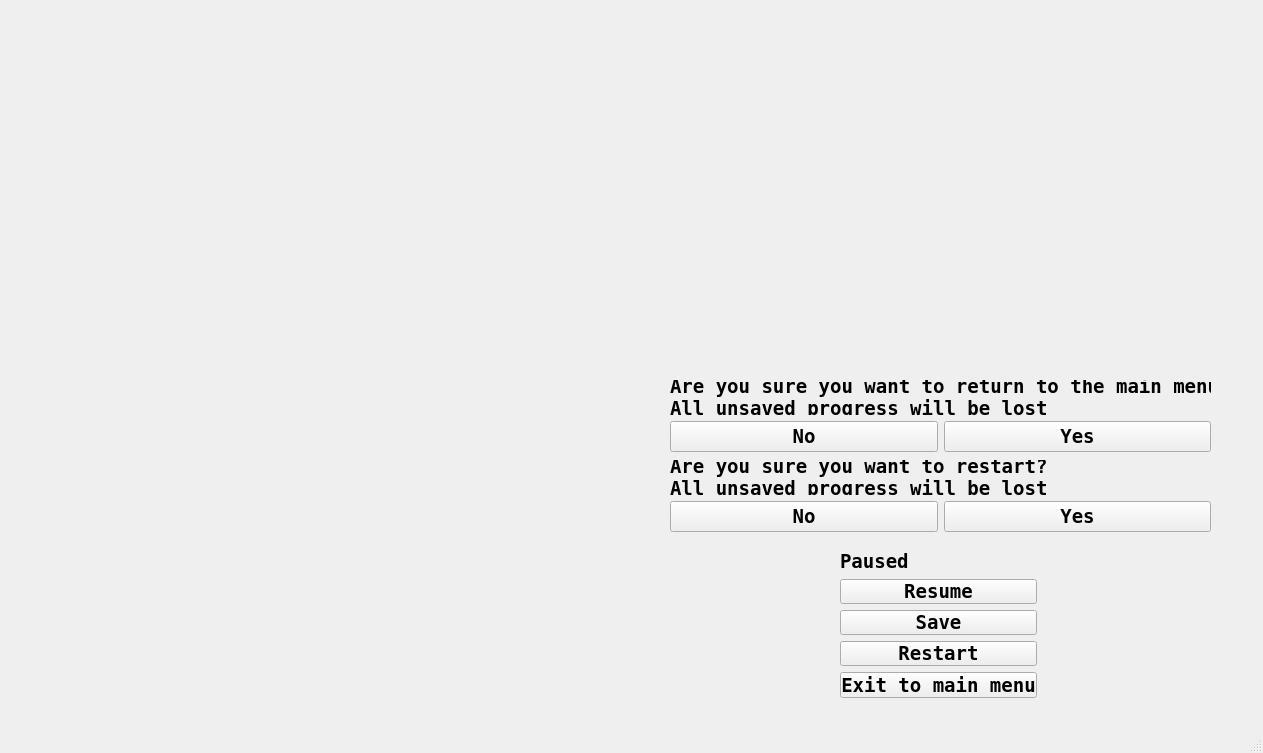
Old version of the form pausemenu.ui in the repository juanvergara3/Projec_Abyss.
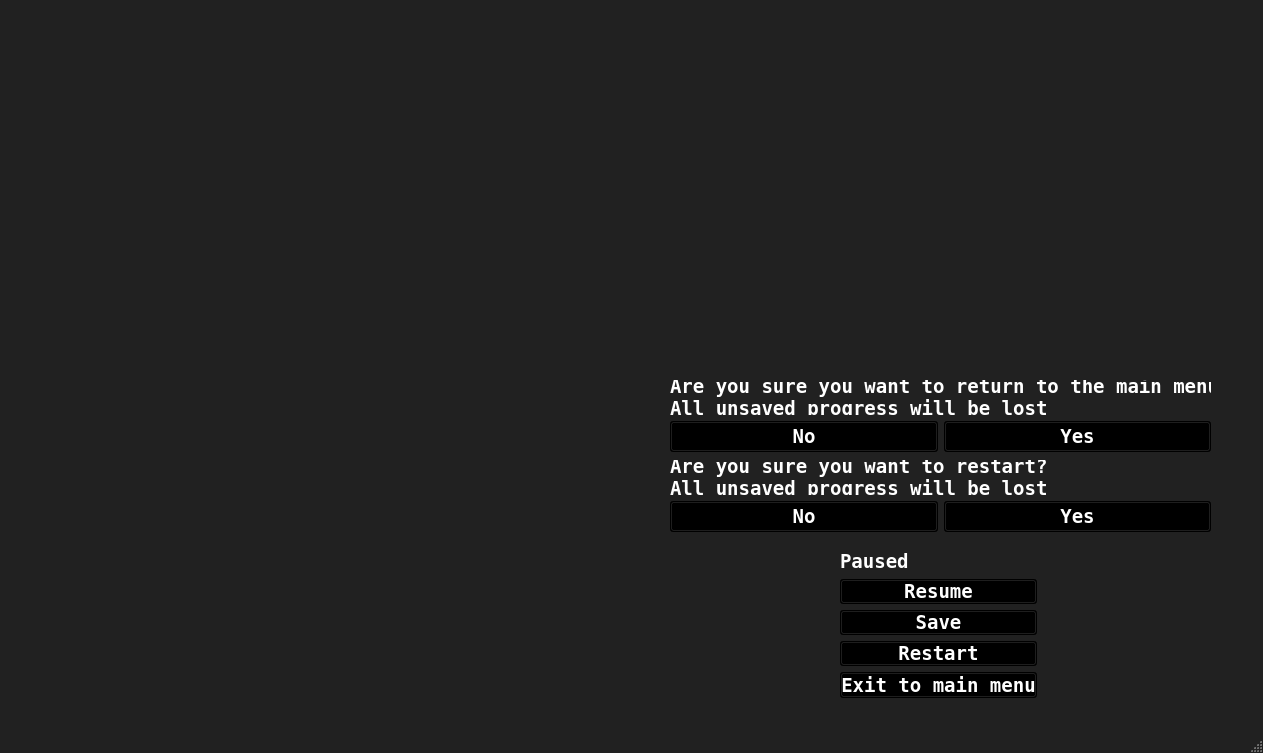
New version of the form. Icons and pictures are not drawn.

```diff
--- a/pausemenu.ui
+++ b/pausemenu.ui
@@ -10,11 +10,399 @@
     <height>753</height>
    </rect>
   </property>
+  <property name="palette">
+   <palette>
+    <active>
+     <colorrole role="WindowText">
+      <brush brushstyle="SolidPattern">
+       <color alpha="255">
+        <red>255</red>
+        <green>255</green>
+        <blue>255</blue>
+       </color>
+      </brush>
+     </colorrole>
+     <colorrole role="Button">
+      <brush brushstyle="SolidPattern">
+       <color alpha="255">
+        <red>0</red>
+        <green>0</green>
+        <blue>0</blue>
+       </color>
+      </brush>
+     </colorrole>
+     <colorrole role="Light">
+      <brush brushstyle="SolidPattern">
+       <color alpha="255">
+        <red>33</red>
+        <green>33</green>
+        <blue>33</blue>
+       </color>
+      </brush>
+     </colorrole>
+     <colorrole role="Midlight">
+      <brush brushstyle="SolidPattern">
+       <color alpha="255">
+        <red>33</red>
+        <green>33</green>
+        <blue>33</blue>
+       </color>
+      </brush>
+     </colorrole>
+     <colorrole role="Dark">
+      <brush brushstyle="SolidPattern">
+       <color alpha="255">
+        <red>33</red>
+        <green>33</green>
+        <blue>33</blue>
+       </color>
+      </brush>
+     </colorrole>
+     <colorrole role="Mid">
+      <brush brushstyle="SolidPattern">
+       <color alpha="255">
+        <red>33</red>
+        <green>33</green>
+        <blue>33</blue>
+       </color>
+      </brush>
+     </colorrole>
+     <colorrole role="Text">
+      <brush brushstyle="SolidPattern">
+       <color alpha="255">
+        <red>255</red>
+        <green>255</green>
+        <blue>255</blue>
+       </color>
+      </brush>
+     </colorrole>
+     <colorrole role="ButtonText">
+      <brush brushstyle="SolidPattern">
+       <color alpha="255">
+        <red>255</red>
+        <green>255</green>
+        <blue>255</blue>
+       </color>
+      </brush>
+     </colorrole>
+     <colorrole role="Base">
+      <brush brushstyle="SolidPattern">
+       <color alpha="255">
+        <red>33</red>
+        <green>33</green>
+        <blue>33</blue>
+       </color>
+      </brush>
+     </colorrole>
+     <colorrole role="Window">
+      <brush brushstyle="SolidPattern">
+       <color alpha="255">
+        <red>33</red>
+        <green>33</green>
+        <blue>33</blue>
+       </color>
+      </brush>
+     </colorrole>
+     <colorrole role="Shadow">
+      <brush brushstyle="SolidPattern">
+       <color alpha="255">
+        <red>33</red>
+        <green>33</green>
+        <blue>33</blue>
+       </color>
+      </brush>
+     </colorrole>
+     <colorrole role="AlternateBase">
+      <brush brushstyle="SolidPattern">
+       <color alpha="255">
+        <red>33</red>
+        <green>33</green>
+        <blue>33</blue>
+       </color>
+      </brush>
+     </colorrole>
+     <colorrole role="NoRole">
+      <brush brushstyle="SolidPattern">
+       <color alpha="255">
+        <red>33</red>
+        <green>33</green>
+        <blue>33</blue>
+       </color>
+      </brush>
+     </colorrole>
+     <colorrole role="PlaceholderText">
+      <brush brushstyle="SolidPattern">
+       <color alpha="128">
+        <red>255</red>
+        <green>255</green>
+        <blue>255</blue>
+       </color>
+      </brush>
+     </colorrole>
+    </active>
+    <inactive>
+     <colorrole role="WindowText">
+      <brush brushstyle="SolidPattern">
+       <color alpha="255">
+        <red>255</red>
+        <green>255</green>
+        <blue>255</blue>
+       </color>
+      </brush>
+     </colorrole>
+     <colorrole role="Button">
+      <brush brushstyle="SolidPattern">
+       <color alpha="255">
+        <red>0</red>
+        <green>0</green>
+        <blue>0</blue>
+       </color>
+      </brush>
+     </colorrole>
+     <colorrole role="Light">
+      <brush brushstyle="SolidPattern">
+       <color alpha="255">
+        <red>33</red>
+        <green>33</green>
+        <blue>33</blue>
+       </color>
+      </brush>
+     </colorrole>
+     <colorrole role="Midlight">
+      <brush brushstyle="SolidPattern">
+       <color alpha="255">
+        <red>33</red>
+        <green>33</green>
+        <blue>33</blue>
+       </color>
+      </brush>
+     </colorrole>
+     <colorrole role="Dark">
+      <brush brushstyle="SolidPattern">
+       <color alpha="255">
+        <red>33</red>
+        <green>33</green>
+        <blue>33</blue>
+       </color>
+      </brush>
+     </colorrole>
+     <colorrole role="Mid">
+      <brush brushstyle="SolidPattern">
+       <color alpha="255">
+        <red>33</red>
+        <green>33</green>
+        <blue>33</blue>
+       </color>
+      </brush>
+     </colorrole>
+     <colorrole role="Text">
+      <brush brushstyle="SolidPattern">
+       <color alpha="255">
+        <red>255</red>
+        <green>255</green>
+        <blue>255</blue>
+       </color>
+      </brush>
+     </colorrole>
+     <colorrole role="ButtonText">
+      <brush brushstyle="SolidPattern">
+       <color alpha="255">
+        <red>255</red>
+        <green>255</green>
+        <blue>255</blue>
+       </color>
+      </brush>
+     </colorrole>
+     <colorrole role="Base">
+      <brush brushstyle="SolidPattern">
+       <color alpha="255">
+        <red>33</red>
+        <green>33</green>
+        <blue>33</blue>
+       </color>
+      </brush>
+     </colorrole>
+     <colorrole role="Window">
+      <brush brushstyle="SolidPattern">
+       <color alpha="255">
+        <red>33</red>
+        <green>33</green>
+        <blue>33</blue>
+       </color>
+      </brush>
+     </colorrole>
+     <colorrole role="Shadow">
+      <brush brushstyle="SolidPattern">
+       <color alpha="255">
+        <red>33</red>
+        <green>33</green>
+        <blue>33</blue>
+       </color>
+      </brush>
+     </colorrole>
+     <colorrole role="AlternateBase">
+      <brush brushstyle="SolidPattern">
+       <color alpha="255">
+        <red>33</red>
+        <green>33</green>
+        <blue>33</blue>
+       </color>
+      </brush>
+     </colorrole>
+     <colorrole role="NoRole">
+      <brush brushstyle="SolidPattern">
+       <color alpha="255">
+        <red>33</red>
+        <green>33</green>
+        <blue>33</blue>
+       </color>
+      </brush>
+     </colorrole>
+     <colorrole role="PlaceholderText">
+      <brush brushstyle="SolidPattern">
+       <color alpha="128">
+        <red>255</red>
+        <green>255</green>
+        <blue>255</blue>
+       </color>
+      </brush>
+     </colorrole>
+    </inactive>
+    <disabled>
+     <colorrole role="WindowText">
+      <brush brushstyle="SolidPattern">
+       <color alpha="255">
+        <red>33</red>
+        <green>33</green>
+        <blue>33</blue>
+       </color>
+      </brush>
+     </colorrole>
+     <colorrole role="Button">
+      <brush brushstyle="SolidPattern">
+       <color alpha="255">
+        <red>0</red>
+        <green>0</green>
+        <blue>0</blue>
+       </color>
+      </brush>
+     </colorrole>
+     <colorrole role="Light">
+      <brush brushstyle="SolidPattern">
+       <color alpha="255">
+        <red>33</red>
+        <green>33</green>
+        <blue>33</blue>
+       </color>
+      </brush>
+     </colorrole>
+     <colorrole role="Midlight">
+      <brush brushstyle="SolidPattern">
+       <color alpha="255">
+        <red>33</red>
+        <green>33</green>
+        <blue>33</blue>
+       </color>
+      </brush>
+     </colorrole>
+     <colorrole role="Dark">
+      <brush brushstyle="SolidPattern">
+       <color alpha="255">
+        <red>33</red>
+        <green>33</green>
+        <blue>33</blue>
+       </color>
+      </brush>
+     </colorrole>
+     <colorrole role="Mid">
+      <brush brushstyle="SolidPattern">
+       <color alpha="255">
+        <red>33</red>
+        <green>33</green>
+        <blue>33</blue>
+       </color>
+      </brush>
+     </colorrole>
+     <colorrole role="Text">
+      <brush brushstyle="SolidPattern">
+       <color alpha="255">
+        <red>33</red>
+        <green>33</green>
+        <blue>33</blue>
+       </color>
+      </brush>
+     </colorrole>
+     <colorrole role="ButtonText">
+      <brush brushstyle="SolidPattern">
+       <color alpha="255">
+        <red>33</red>
+        <green>33</green>
+        <blue>33</blue>
+       </color>
+      </brush>
+     </colorrole>
+     <colorrole role="Base">
+      <brush brushstyle="SolidPattern">
+       <color alpha="255">
+        <red>33</red>
+        <green>33</green>
+        <blue>33</blue>
+       </color>
+      </brush>
+     </colorrole>
+     <colorrole role="Window">
+      <brush brushstyle="SolidPattern">
+       <color alpha="255">
+        <red>33</red>
+        <green>33</green>
+        <blue>33</blue>
+       </color>
+      </brush>
+     </colorrole>
+     <colorrole role="Shadow">
+      <brush brushstyle="SolidPattern">
+       <color alpha="255">
+        <red>33</red>
+        <green>33</green>
+        <blue>33</blue>
+       </color>
+      </brush>
+     </colorrole>
+     <colorrole role="AlternateBase">
+      <brush brushstyle="SolidPattern">
+       <color alpha="255">
+        <red>33</red>
+        <green>33</green>
+        <blue>33</blue>
+       </color>
+      </brush>
+     </colorrole>
+     <colorrole role="NoRole">
+      <brush brushstyle="SolidPattern">
+       <color alpha="255">
+        <red>33</red>
+        <green>33</green>
+        <blue>33</blue>
+       </color>
+      </brush>
+     </colorrole>
+     <colorrole role="PlaceholderText">
+      <brush brushstyle="SolidPattern">
+       <color alpha="128">
+        <red>218</red>
+        <green>218</green>
+        <blue>218</blue>
+       </color>
+      </brush>
+     </colorrole>
+    </disabled>
+   </palette>
+  </property>
   <property name="windowTitle">
    <string>MainWindow</string>
   </property>
   <widget class="QWidget" name="centralwidget">
-   <widget class="QWidget" name="">
+   <widget class="QWidget" name="layoutWidget">
     <property name="geometry">
      <rect>
       <x>840</x>
@@ -49,6 +437,10 @@
          <bold>true</bold>
         </font>
        </property>
+       <property name="styleSheet">
+        <string notr="true">background-color: rgb(0, 0, 0);
+color: rgb(255, 255, 255);</string>
+       </property>
        <property name="text">
         <string>Resume</string>
        </property>
@@ -64,6 +456,10 @@
          <bold>true</bold>
         </font>
        </property>
+       <property name="styleSheet">
+        <string notr="true">background-color: rgb(0, 0, 0);
+color: rgb(255, 255, 255);</string>
+       </property>
        <property name="text">
         <string>Save</string>
        </property>
@@ -79,6 +475,10 @@
          <bold>true</bold>
         </font>
        </property>
+       <property name="styleSheet">
+        <string notr="true">background-color: rgb(0, 0, 0);
+color: rgb(255, 255, 255);</string>
+       </property>
        <property name="text">
         <string>Restart</string>
        </property>
@@ -94,6 +494,10 @@
          <bold>true</bold>
         </font>
        </property>
+       <property name="styleSheet">
+        <string notr="true">background-color: rgb(0, 0, 0);
+color: rgb(255, 255, 255);</string>
+       </property>
        <property name="text">
         <string>Exit to main menu</string>
        </property>
@@ -101,7 +505,7 @@
      </item>
     </layout>
    </widget>
-   <widget class="QWidget" name="">
+   <widget class="QWidget" name="layoutWidget">
     <property name="geometry">
      <rect>
       <x>670</x>
@@ -139,6 +543,10 @@
            <bold>true</bold>
           </font>
          </property>
+         <property name="styleSheet">
+          <string notr="true">background-color: rgb(0, 0, 0);
+color: rgb(255, 255, 255);</string>
+         </property>
          <property name="text">
           <string>No</string>
          </property>
@@ -154,6 +562,10 @@
            <bold>true</bold>
           </font>
          </property>
+         <property name="styleSheet">
+          <string notr="true">background-color: rgb(0, 0, 0);
+color: rgb(255, 255, 255);</string>
+         </property>
          <property name="text">
           <string>Yes</string>
          </property>
@@ -163,7 +575,7 @@
      </item>
     </layout>
    </widget>
-   <widget class="QWidget" name="">
+   <widget class="QWidget" name="layoutWidget">
     <property name="geometry">
      <rect>
       <x>670</x>
@@ -201,6 +613,10 @@
            <bold>true</bold>
           </font>
          </property>
+         <property name="styleSheet">
+          <string notr="true">background-color: rgb(0, 0, 0);
+color: rgb(255, 255, 255);</string>
+         </property>
          <property name="text">
           <string>No</string>
          </property>
@@ -216,6 +632,10 @@
            <bold>true</bold>
           </font>
          </property>
+         <property name="styleSheet">
+          <string notr="true">background-color: rgb(0, 0, 0);
+color: rgb(255, 255, 255);</string>
+         </property>
          <property name="text">
           <string>Yes</string>
          </property>
```
Left out of the diff: 10 changed lines with no effect on the pictures.
